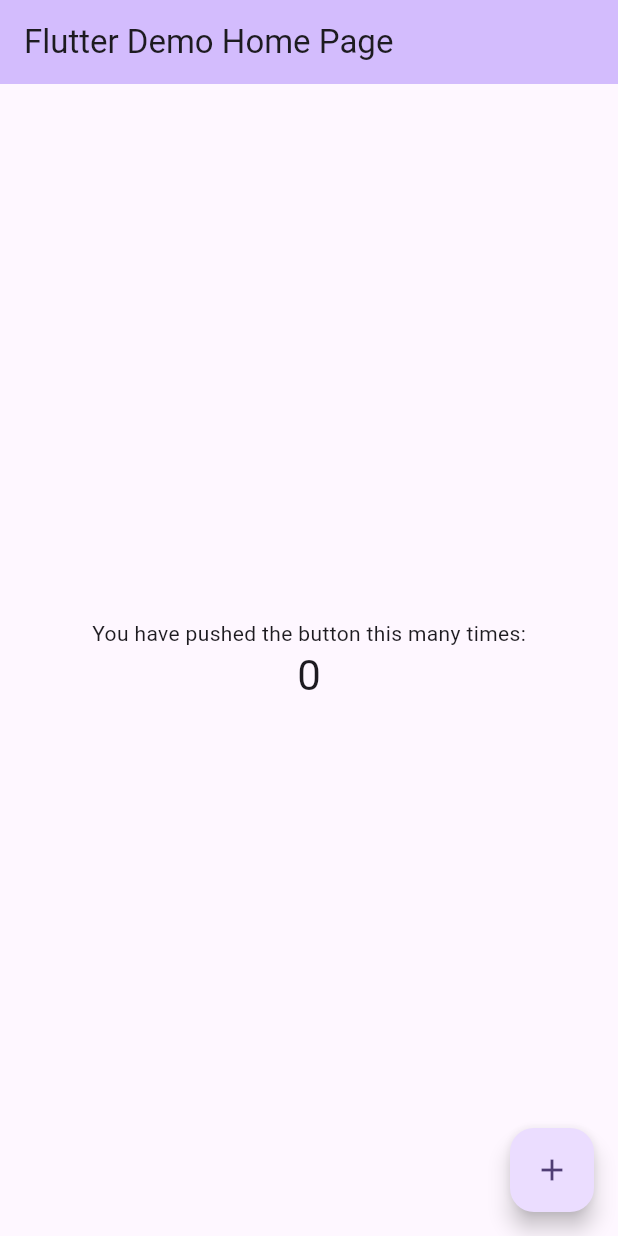
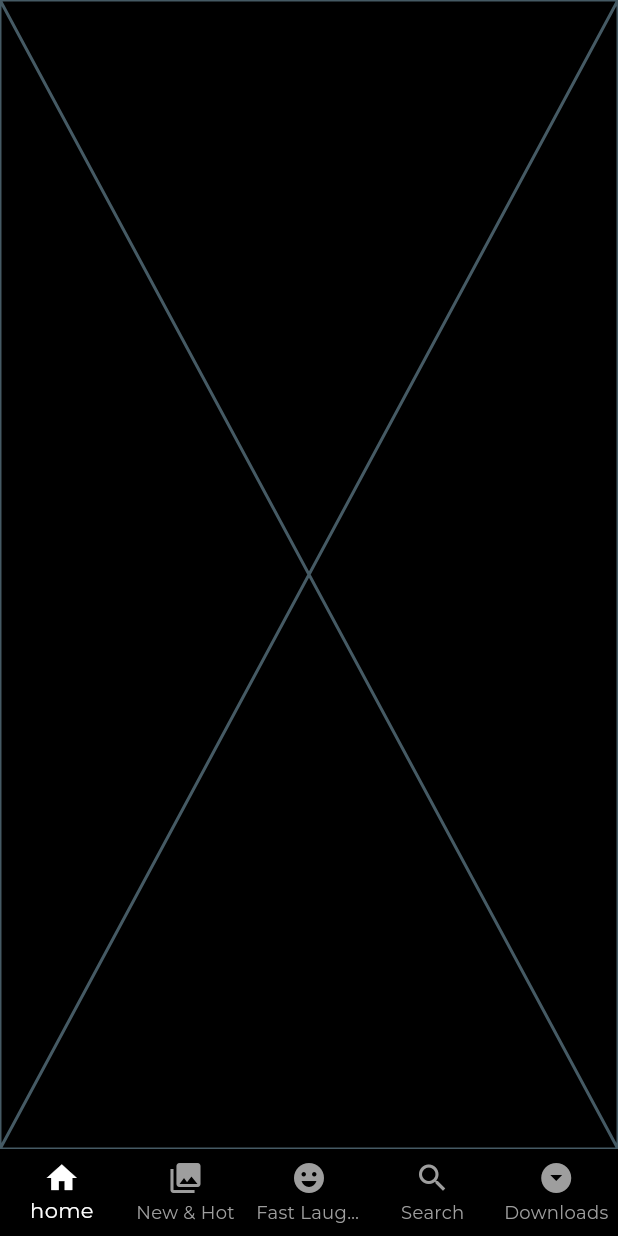
Before and after one commit to Aneeshsaju49AK/Netflix_Clone_With_Bloc_Flutter, a Flutter app: the screen it shows after launch, on a phone screen of 412 x 824 dp. Run offline on Flutter 3.47's test engine with Material 3 defaults, Android fonts, the phone set to English and light mode, and no system bars; our stand-ins replace google_fonts.

Commit message:
added downloads screen

```diff
--- a/netflix_clone_using_bloc/lib/main.dart
+++ b/netflix_clone_using_bloc/lib/main.dart
@@ -1,125 +1,35 @@
 import 'package:flutter/material.dart';
+import 'package:google_fonts/google_fonts.dart';
+import 'package:netflix_clone_using_bloc/core/colors/colors.dart';
+import 'package:netflix_clone_using_bloc/presentation/main_page/screen_main_page.dart';
 
 void main() {
-  runApp(const MyApp());
+  runApp(App());
 }
 
-class MyApp extends StatelessWidget {
-  const MyApp({super.key});
+class App extends StatelessWidget {
+  const App({super.key});
 
-  // This widget is the root of your application.
   @override
   Widget build(BuildContext context) {
     return MaterialApp(
-      title: 'Flutter Demo',
+      debugShowCheckedModeBanner: false,
       theme: ThemeData(
-        // This is the theme of your application.
-        //
-        // TRY THIS: Try running your application with "flutter run". You'll see
-        // the application has a blue toolbar. Then, without quitting the app,
-        // try changing the seedColor in the colorScheme below to Colors.green
-        // and then invoke "hot reload" (save your changes or press the "hot
-        // reload" button in a Flutter-supported IDE, or press "r" if you used
-        // the command line to start the app).
-        //
-        // Notice that the counter didn't reset back to zero; the application
-        // state is not lost during the reload. To reset the state, use hot
-        // restart instead.
-        //
-        // This works for code too, not just values: Most code changes can be
-        // tested with just a hot reload.
-        colorScheme: ColorScheme.fromSeed(seedColor: Colors.deepPurple),
-        useMaterial3: true,
+        fontFamily: GoogleFonts.montserrat().fontFamily,
+        scaffoldBackgroundColor: backgroundColor,
+        textTheme: TextTheme(
+          bodySmall: TextStyle(
+            color: Colors.white,
+          ),
+          bodyMedium: TextStyle(
+            color: Colors.white,
+          ),
+          bodyLarge: TextStyle(
+            color: Colors.white,
+          ),
+        ),
       ),
-      home: const MyHomePage(title: 'Flutter Demo Home Page'),
+      home: ScreenMainPage(),
     );
   }
 }
-
-class MyHomePage extends StatefulWidget {
-  const MyHomePage({super.key, required this.title});
-
-  // This widget is the home page of your application. It is stateful, meaning
-  // that it has a State object (defined below) that contains fields that affect
-  // how it looks.
-
-  // This class is the configuration for the state. It holds the values (in this
-  // case the title) provided by the parent (in this case the App widget) and
-  // used by the build method of the State. Fields in a Widget subclass are
-  // always marked "final".
-
-  final String title;
-
-  @override
-  State<MyHomePage> createState() => _MyHomePageState();
-}
-
-class _MyHomePageState extends State<MyHomePage> {
-  int _counter = 0;
-
-  void _incrementCounter() {
-    setState(() {
-      // This call to setState tells the Flutter framework that something has
-      // changed in this State, which causes it to rerun the build method below
-      // so that the display can reflect the updated values. If we changed
-      // _counter without calling setState(), then the build method would not be
-      // called again, and so nothing would appear to happen.
-      _counter++;
-    });
-  }
-
-  @override
-  Widget build(BuildContext context) {
-    // This method is rerun every time setState is called, for instance as done
-    // by the _incrementCounter method above.
-    //
-    // The Flutter framework has been optimized to make rerunning build methods
-    // fast, so that you can just rebuild anything that needs updating rather
-    // than having to individually change instances of widgets.
-    return Scaffold(
-      appBar: AppBar(
-        // TRY THIS: Try changing the color here to a specific color (to
-        // Colors.amber, perhaps?) and trigger a hot reload to see the AppBar
-        // change color while the other colors stay the same.
-        backgroundColor: Theme.of(context).colorScheme.inversePrimary,
-        // Here we take the value from the MyHomePage object that was created by
-        // the App.build method, and use it to set our appbar title.
-        title: Text(widget.title),
-      ),
-      body: Center(
-        // Center is a layout widget. It takes a single child and positions it
-        // in the middle of the parent.
-        child: Column(
-          // Column is also a layout widget. It takes a list of children and
-          // arranges them vertically. By default, it sizes itself to fit its
-          // children horizontally, and tries to be as tall as its parent.
-          //
-          // Column has various properties to control how it sizes itself and
-          // how it positions its children. Here we use mainAxisAlignment to
-          // center the children vertically; the main axis here is the vertical
-          // axis because Columns are vertical (the cross axis would be
-          // horizontal).
-          //
-          // TRY THIS: Invoke "debug painting" (choose the "Toggle Debug Paint"
-          // action in the IDE, or press "p" in the console), to see the
-          // wireframe for each widget.
-          mainAxisAlignment: MainAxisAlignment.center,
-          children: <Widget>[
-            const Text(
-              'You have pushed the button this many times:',
-            ),
-            Text(
-              '$_counter',
-              style: Theme.of(context).textTheme.headlineMedium,
-            ),
-          ],
-        ),
-      ),
-      floatingActionButton: FloatingActionButton(
-        onPressed: _incrementCounter,
-        tooltip: 'Increment',
-        child: const Icon(Icons.add),
-      ), // This trailing comma makes auto-formatting nicer for build methods.
-    );
-  }
-}
--- /dev/null
+++ b/netflix_clone_using_bloc/lib/presentation/home/home_page.dart
@@ -0,0 +1,10 @@
+import 'package:flutter/material.dart';
+
+class ScreenHome extends StatelessWidget {
+  const ScreenHome({super.key});
+
+  @override
+  Widget build(BuildContext context) {
+    return const Placeholder();
+  }
+}
--- /dev/null
+++ b/netflix_clone_using_bloc/lib/presentation/main_page/screen_main_page.dart
@@ -0,0 +1,36 @@
+import 'package:flutter/material.dart';
+import 'package:netflix_clone_using_bloc/core/colors/colors.dart';
+import 'package:netflix_clone_using_bloc/presentation/downloads/screen_downloads.dart';
+import 'package:netflix_clone_using_bloc/presentation/fast_Laughs/fast_laughs_page.dart';
+import 'package:netflix_clone_using_bloc/presentation/home/home_page.dart';
+import 'package:netflix_clone_using_bloc/presentation/main_page/widgets/bottom_navigator.dart';
+import 'package:netflix_clone_using_bloc/presentation/new_and_hot/new_and_hot.dart';
+import 'package:netflix_clone_using_bloc/presentation/search/search_page.dart';
+
+class ScreenMainPage extends StatelessWidget {
+  ScreenMainPage({super.key});
+
+  final _pages = [
+    ScreenHome(),
+    ScreenNewAndHot(),
+    ScreenFastAndLaughs(),
+    ScreenSearch(),
+    ScreenDownloads(),
+  ];
+
+  @override
+  Widget build(BuildContext context) {
+    return Scaffold(
+      backgroundColor: backgroundColor,
+      body: SafeArea(
+        child: ValueListenableBuilder(
+          valueListenable: indexChangeNotifier,
+          builder: (context, int index, _) {
+            return _pages[index];
+          },
+        ),
+      ),
+      bottomNavigationBar: BottomNavigationWidget(),
+    );
+  }
+}
--- /dev/null
+++ b/netflix_clone_using_bloc/lib/presentation/main_page/widgets/bottom_navigator.dart
@@ -0,0 +1,63 @@
+import 'package:flutter/material.dart';
+
+ValueNotifier<int> indexChangeNotifier = ValueNotifier(0);
+
+class BottomNavigationWidget extends StatelessWidget {
+  const BottomNavigationWidget({super.key});
+
+  @override
+  Widget build(BuildContext context) {
+    return ValueListenableBuilder(
+      valueListenable: indexChangeNotifier,
+      builder: (context, int value, _) {
+        return BottomNavigationBar(
+          currentIndex: value,
+          onTap: (value) {
+            indexChangeNotifier.value = value;
+          },
+          elevation: 0,
+          type: BottomNavigationBarType.fixed,
+          backgroundColor: Colors.black,
+          selectedItemColor: Colors.white,
+          unselectedItemColor: Colors.grey,
+          selectedIconTheme: IconThemeData(
+            color: Colors.white,
+          ),
+          unselectedIconTheme: IconThemeData(color: Colors.grey),
+          items: [
+            BottomNavigationBarItem(
+              icon: Icon(
+                Icons.home,
+              ),
+              label: "home",
+            ),
+            BottomNavigationBarItem(
+              icon: Icon(
+                Icons.collections,
+              ),
+              label: "New & Hot",
+            ),
+            BottomNavigationBarItem(
+              icon: Icon(
+                Icons.emoji_emotions,
+              ),
+              label: "Fast Laughs",
+            ),
+            BottomNavigationBarItem(
+              icon: Icon(
+                Icons.search,
+              ),
+              label: "Search",
+            ),
+            BottomNavigationBarItem(
+              icon: Icon(
+                Icons.arrow_drop_down_circle,
+              ),
+              label: "Downloads",
+            ),
+          ],
+        );
+      },
+    );
+  }
+}
--- a/netflix_clone_using_bloc/pubspec.yaml
+++ b/netflix_clone_using_bloc/pubspec.yaml
@@ -35,6 +35,7 @@ dependencies:
   # The following adds the Cupertino Icons font to your application.
   # Use with the CupertinoIcons class for iOS style icons.
   cupertino_icons: ^1.0.2
+  google_fonts: 6.1.0
 
 dev_dependencies:
   flutter_test:
```
Also changed, not shown: netflix_clone_using_bloc/lib/core/colors/colors.dart (added, +8 -0 lines), netflix_clone_using_bloc/lib/core/colors/constant.dart (added, +8 -0 lines), netflix_clone_using_bloc/lib/presentation/downloads/screen_downloads.dart (added, +43 -0 lines), netflix_clone_using_bloc/lib/presentation/downloads/widgets/downlodsImage_widget.dart (added, +39 -0 lines), netflix_clone_using_bloc/lib/presentation/downloads/widgets/section2.dart (added, +75 -0 lines), netflix_clone_using_bloc/lib/presentation/downloads/widgets/section3.dart (added, +45 -0 lines), netflix_clone_using_bloc/lib/presentation/downloads/widgets/smartDownloads.dart (added, +26 -0 lines), netflix_clone_using_bloc/lib/presentation/fast_Laughs/fast_laughs_page.dart (added, +10 -0 lines), netflix_clone_using_bloc/lib/presentation/new_and_hot/new_and_hot.dart (added, +10 -0 lines), netflix_clone_using_bloc/lib/presentation/search/search_page.dart (added, +10 -0 lines), netflix_clone_using_bloc/lib/presentation/widgets/appbar.dart (added, +36 -0 lines), netflix_clone_using_bloc/pubspec.lock, 1 other file.
